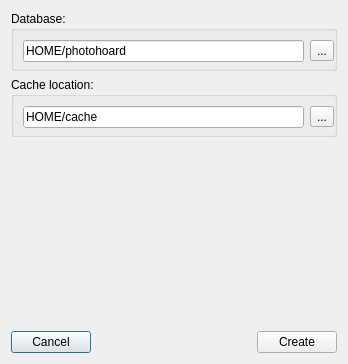
This is src/dlg/CreateDatabaseDialog.ui in wagenadl/photohoard as Qt 5 draws it before an edit. The edited form follows.
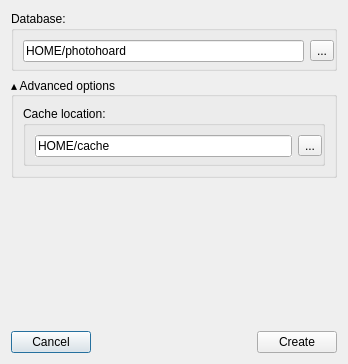
This is the edited form.

Commit message: Groupbox for Create DB

The edit to the form file:
```diff
--- a/src/dlg/CreateDatabaseDialog.ui
+++ b/src/dlg/CreateDatabaseDialog.ui
@@ -102,6 +102,12 @@
     </widget>
    </item>
    <item>
+    <widget class="QGroupBox" name="groupBox">
+     <property name="title">
+      <string>▴ Advanced options</string>
+     </property>
+     <layout class="QVBoxLayout" name="verticalLayout_2">
+      <item>
     <widget class="QGroupBox" name="destGroup_2">
      <property name="title">
       <string>Cache location:</string>
@@ -134,7 +140,7 @@
          <string>HOME/cache</string>
         </property>
         <property name="readOnly">
-         <bool>true</bool>
+            <bool>false</bool>
         </property>
        </widget>
       </item>
@@ -149,6 +155,9 @@
         <property name="text">
          <string>...</string>
         </property>
+          </widget>
+         </item>
+        </layout>
        </widget>
       </item>
      </layout>
```
Lines whose indentation alone changed are shown as unchanged. The commit also changes 1 other file.
